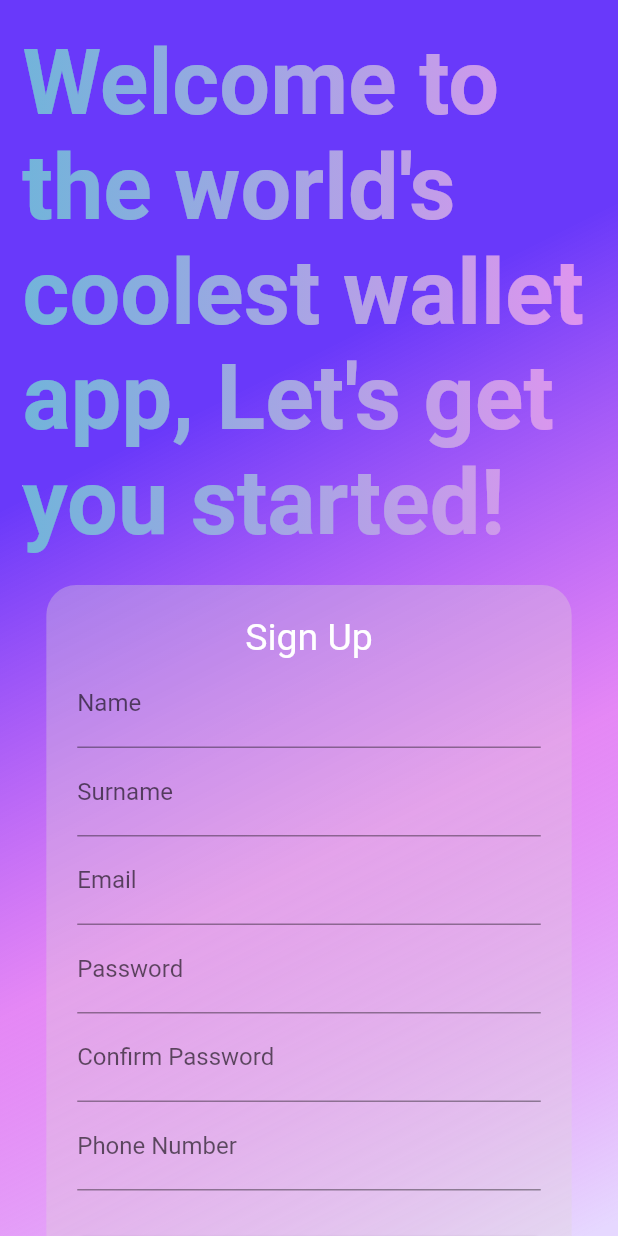
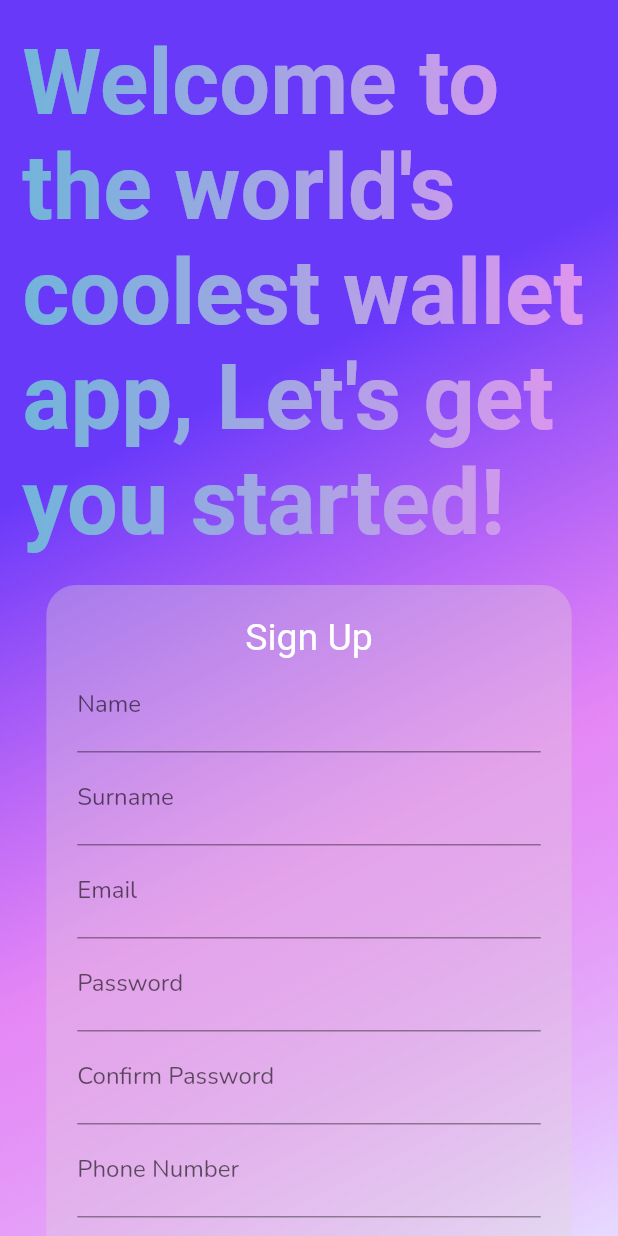
Before and after one commit to myulutass/xWallet, a Flutter app: the screen it shows after launch, on a phone screen of 412 x 824 dp. Run offline on Flutter 3.47's test engine with Material 2 defaults, Android fonts, the phone set to English and light mode, and no system bars; drawn by our look-alikes of simple_gradient_text; our stand-ins replace animated_flip_counter, country_picker, flutter_svg, google_fonts, gradient_borders, image_picker and 3 more; missing offline and left inert: animate_gradient, flutter_animated_dialog; Roboto replaces fonts that are missing (Gruppo, Manjari).

Commit message:
UI update
New Icons with animations, color and box shadow tweaking

```diff
--- a/lib/Pages/Home Page/home_page.dart
+++ b/lib/Pages/Home Page/home_page.dart
@@ -67,7 +67,7 @@ class _HomePageState extends State<HomePage> {
           padding:
               EdgeInsets.only(bottom: MediaQuery.of(context).size.width * .05),
           child: Column(
-            mainAxisAlignment: MainAxisAlignment.center,
+            mainAxisAlignment: MainAxisAlignment.spaceBetween,
             children: [
               const BalanceView(),
               ActionButtons(topCurrenciesFuture: topCurrenciesFuture),
@@ -91,7 +91,7 @@ class _HomePageState extends State<HomePage> {
           selectedIndex = index;
         });
         controller.animateToPage(selectedIndex,
-            duration: const Duration(milliseconds: 400),
+            duration: const Duration(milliseconds: 250),
             curve: Curves.easeOutQuad);
       }),
       selectedIndex: selectedIndex,
--- a/lib/Pages/feedback.dart
+++ b/lib/Pages/feedback.dart
@@ -14,6 +14,7 @@ class _FeedbackPageState extends State<FeedbackPage>
     with SingleTickerProviderStateMixin {
   late AnimationController _animationController;
   late Animation<double> _animation;
+
   void onSend() {
     _animationController.forward(from: -1);
   }
--- a/lib/api/api.dart
+++ b/lib/api/api.dart
@@ -8,7 +8,7 @@ import '../env/env.dart';
 Future<List<MarketAsset>> fetchTopCurrencies() async {
   try {
     final uri = Uri.parse(
-        'https://pro-api.coinmarketcap.com/v1/cryptocurrency/listings/latest?start=1&limit=2&convert=USD');
+        'https://pro-api.coinmarketcap.com/v1/cryptocurrency/listings/latest?start=1&limit=5&convert=USD');
     final response = await http.get(
       uri,
       headers: {
--- a/lib/main.dart
+++ b/lib/main.dart
@@ -1,7 +1,6 @@
 import 'package:flutter/material.dart';
 import 'package:flutter_localizations/flutter_localizations.dart';
 import 'package:google_fonts/google_fonts.dart';
-import 'package:simple_gradient_text/simple_gradient_text.dart';
 import 'package:xwallet/Pages/sign_up.dart';
 import 'package:xwallet/route/routes.dart' as route;
 import 'package:country_picker/country_picker.dart';
@@ -33,7 +32,13 @@ class RegisterScreen extends StatelessWidget {
           snackBarTheme: const SnackBarThemeData(
             backgroundColor: Color.fromARGB(121, 0, 0, 0),
           ),
-          textTheme: GoogleFonts.manjariTextTheme(
+          primaryTextTheme: GoogleFonts.nunitoTextTheme(
+            Theme.of(context).textTheme.apply(
+                  displayColor: Colors.white,
+                  bodyColor: Colors.white,
+                ),
+          ),
+          textTheme: GoogleFonts.nunitoTextTheme(
             Theme.of(context).textTheme.apply(
                   displayColor: Colors.white,
                   bodyColor: Colors.white,
@@ -65,29 +70,19 @@ class RegisterScreen extends StatelessWidget {
           primaryColor: Colors.white),
       home: Container(
         decoration: mainTheme(),
-        child: Scaffold(
+        child: const Scaffold(
           body: SingleChildScrollView(
             child: Column(
               children: [
                 Padding(
-                  padding:
-                      const EdgeInsets.symmetric(horizontal: 15, vertical: 20),
-                  child: GradientText(
-                    'Welcome to the world\'s coolest wallet app, Let\'s get you started!',
-                    style: GoogleFonts.getFont(
-                      'Gruppo',
-                      fontSize: 60,
-                      fontWeight: FontWeight.w600,
-                    ),
-                    gradientType: GradientType.linear,
-                    radius: 1.4,
-                    colors: const [
-                      Color.fromARGB(255, 114, 180, 218),
-                      Color.fromARGB(255, 225, 148, 239),
-                    ],
+                  padding: EdgeInsets.symmetric(horizontal: 15, vertical: 20),
+                  child: GradientTxt(
+                    fontsize: 60,
+                    text:
+                        'Welcome to the world\'s coolest wallet app, Let\'s get you started!',
                   ),
                 ),
-                const SignUp(),
+                SignUp(),
               ],
             ),
           ),
--- a/lib/theme/theme.dart
+++ b/lib/theme/theme.dart
@@ -1,6 +1,8 @@
 import 'package:animate_gradient/animate_gradient.dart';
 import 'package:flutter/material.dart';
+import 'package:google_fonts/google_fonts.dart';
 import 'package:gradient_borders/box_borders/gradient_box_border.dart';
+import 'package:simple_gradient_text/simple_gradient_text.dart';
 
 // Background Theme
 Decoration? mainTheme() {
@@ -94,3 +96,31 @@ Widget customDivider() {
     ),
   );
 }
+
+class GradientTxt extends StatelessWidget {
+  final double fontsize;
+  final String text;
+  const GradientTxt({
+    super.key,
+    required this.text,
+    required this.fontsize,
+  });
+
+  @override
+  Widget build(BuildContext context) {
+    return GradientText(
+      text,
+      style: GoogleFonts.getFont(
+        'Gruppo',
+        fontWeight: FontWeight.w600,
+        fontSize: fontsize,
+      ),
+      gradientType: GradientType.linear,
+      radius: 1.4,
+      colors: const [
+        Color.fromARGB(255, 114, 180, 218),
+        Color.fromARGB(255, 225, 148, 239),
+      ],
+    );
+  }
+}
```
Also changed, not shown: lib/Pages/Home Page/action_buttons.dart (+100 -42 lines), lib/Pages/Home Page/balance_view.dart (+37 -9 lines), lib/Pages/Home Page/user_assets.dart (+8 -2 lines), pubspec.yaml (+6 -2 lines), lib/assets/RecieveIcon.svg (added), lib/assets/Robot.png (renamed from lib/assets/My project-1.png), lib/assets/SendIcon.svg (added), lib/assets/SwapIcon.svg (added), lib/assets/logo.png (renamed from lib/assets/[removal.ai]_520b09c7-11fe-4890-bb26-2ac9c98783b5.png), pubspec.lock, 1 other file.
